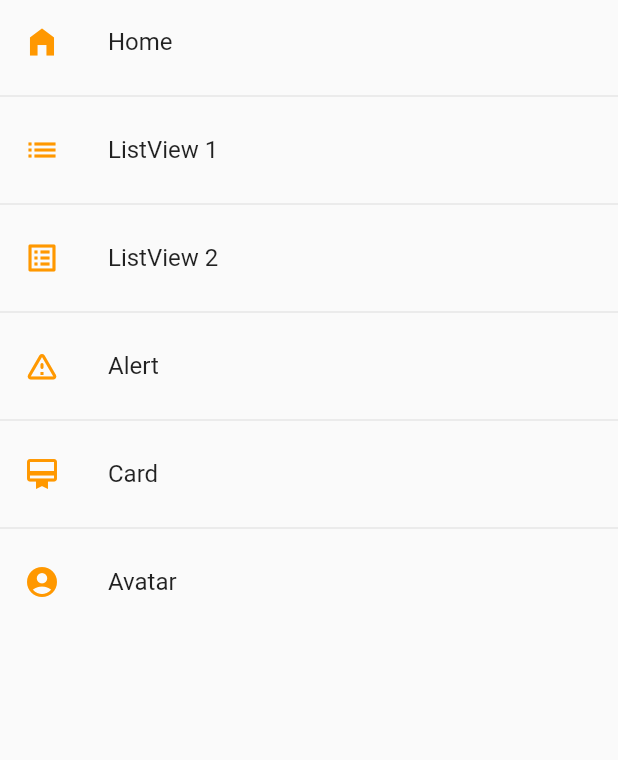
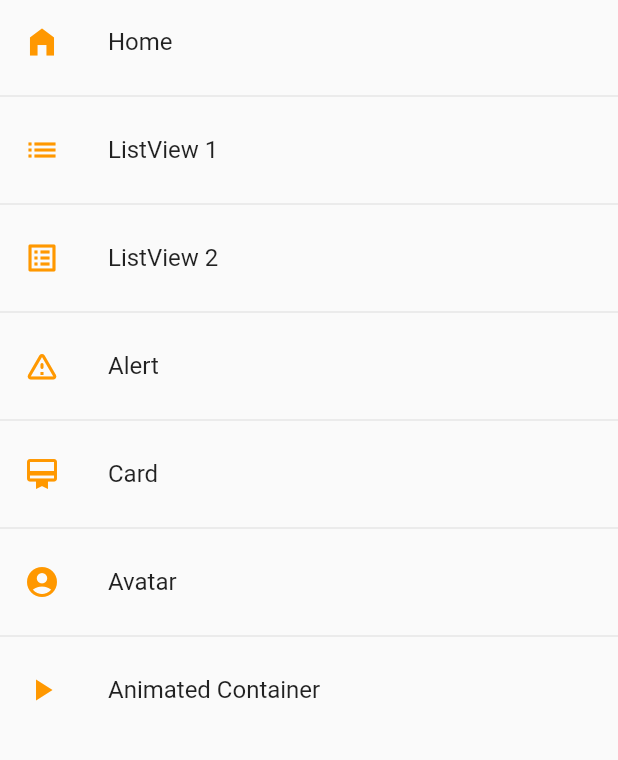
Before and after one commit to aydin-due/widgets_app, a Flutter app: the screen it shows after launch, on a phone screen of 412 x 824 dp, the part 84-844 px from its top. Run offline on Flutter 3.47's test engine with Material 2 defaults, Android fonts, the phone set to English and light mode, and no system bars.

Commit message:
widget container (proportional size)

```diff
--- a/lib/routes/app_routes.dart
+++ b/lib/routes/app_routes.dart
@@ -35,7 +35,12 @@ class AppRoutes {
       route: 'avatar',
       name: 'Avatar',
       screen: const AvatarScreen(),
-      icon: Icons.account_circle_sharp)
+      icon: Icons.account_circle_sharp),
+    MenuOption(
+      route: 'animated',
+      name: 'Animated Container',
+      screen: const AnimatedScreen(),
+      icon: Icons.play_arrow_sharp)
   ];
 
   static Map<String, Widget Function(BuildContext)> getAppRoutes() {
--- a/lib/screens/screens.dart
+++ b/lib/screens/screens.dart
@@ -1,4 +1,5 @@
 export 'package:widgets_app/screens/alert_screen.dart';
+export 'package:widgets_app/screens/animated_screen.dart';
 export 'package:widgets_app/screens/avatar_screen.dart';
 export 'package:widgets_app/screens/card_screen.dart';
 export 'package:widgets_app/screens/home_screen.dart';
```
Also changed, not shown: lib/screens/animated_screen.dart (added, +50 -0 lines).
